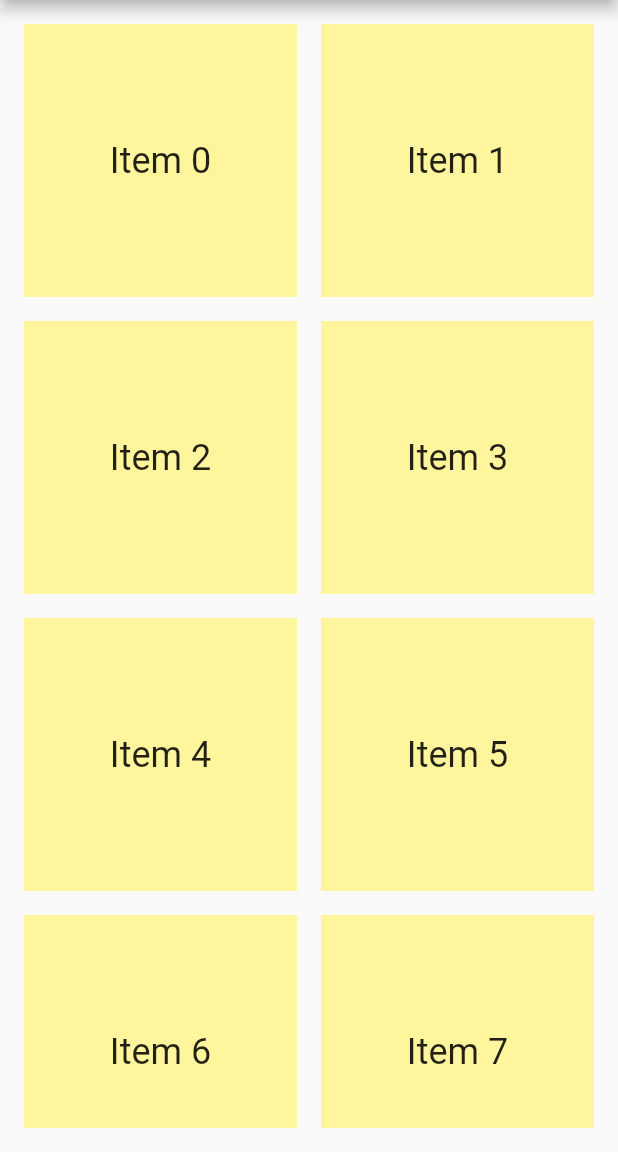
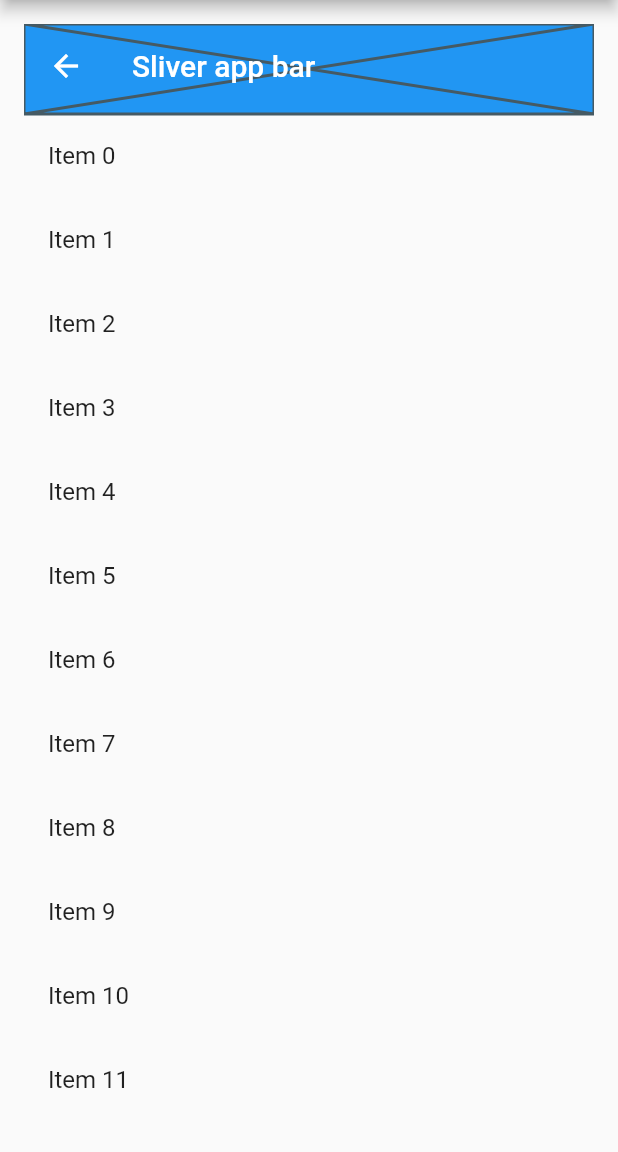
Before and after one commit to Alexeenko-Ilya-itransition/Flutter_learn, a Flutter app: the FloatingAppBar screen opened by its route, on a phone screen of 412 x 824 dp, the part 84-1236 px from its top. Run offline on Flutter 3.47's test engine with Material 2 defaults, Android fonts, the phone set to English and light mode, and no system bars.

Commit message:
Floating app bar above a list

```diff
--- a/lib/lists/FloatingAppBar.dart
+++ b/lib/lists/FloatingAppBar.dart
@@ -1,4 +1,3 @@
-
 import 'package:flutter/material.dart';
 
 class FloatingAppBar extends StatelessWidget {
@@ -11,23 +10,22 @@ class FloatingAppBar extends StatelessWidget {
           title: const Text('Grid List'),
         ),
         body: Padding(
-          padding: const EdgeInsets.all(16.0),
-          child: GridView.count(
-            crossAxisCount: 2,
-            mainAxisSpacing: 16,
-            crossAxisSpacing: 16,
-            children: List.generate(100, (index) {
-              return Container(
-                color: Colors.yellow.shade200,
-                child: Center(
-                  child: Text(
-                    'Item $index',
-                    style: Theme.of(context).textTheme.headline5,
-                  ),
+            padding: const EdgeInsets.all(16.0),
+            child: CustomScrollView(
+              slivers: [
+                const SliverAppBar(
+                  title: Text('Sliver app bar'),
+                  floating: true,
+                  flexibleSpace: Placeholder(),
+                  expandedHeight: 60,
                 ),
-              );
-            }),
-          ),
-        ));
+                SliverList(
+                    delegate: SliverChildBuilderDelegate(
+                        (context, index) => ListTile(
+                              title: Text('Item $index'),
+                            ),
+                        childCount: 50))
+              ],
+            )));
   }
 }
```
